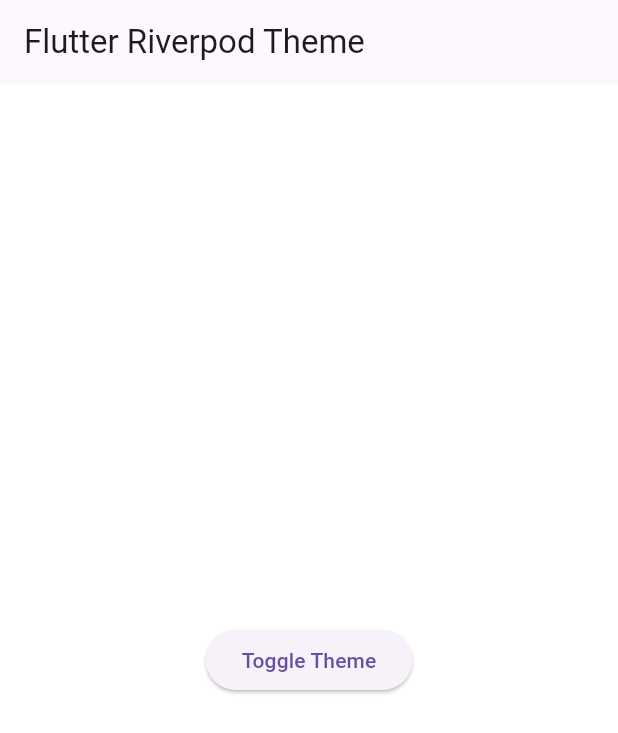
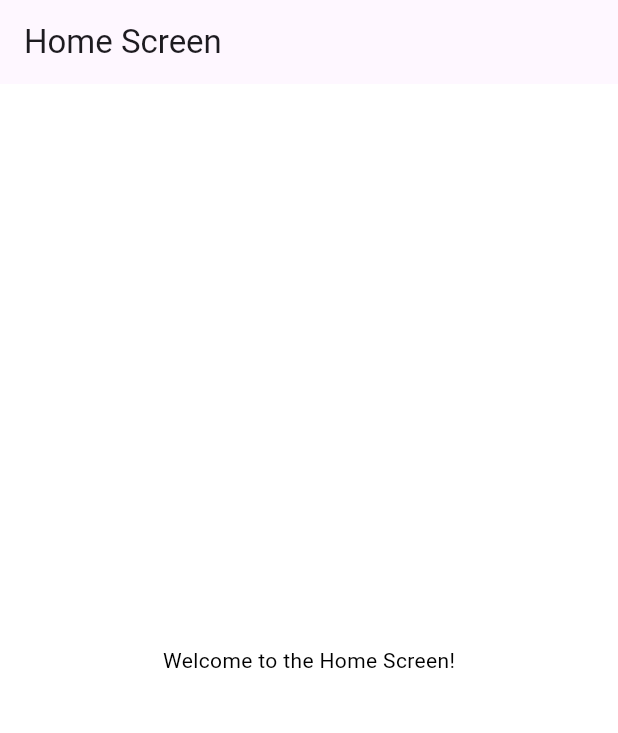
Before and after one commit to Shaown292/teacher_provider, a Flutter app: the screen it shows after launch, on a phone screen of 412 x 824 dp. Shown: the top 733 px of the screen. Run offline on Flutter 3.47's test engine with Material 3 defaults, Android fonts, the phone set to English and light mode, and no system bars; our stand-ins replace flutter_riverpod.

Commit message:
Splash Screen done

```diff
--- a/lib/main.dart
+++ b/lib/main.dart
@@ -1,50 +1,39 @@
 import 'package:flutter/material.dart';
 import 'package:flutter_riverpod/flutter_riverpod.dart';
-import 'theme_provider.dart';
-import 'theme_data.dart';
+import 'package:teacher_provider/providers/splash_screen_provider.dart';
+import 'package:teacher_provider/screens/error_screen.dart';
+import 'package:teacher_provider/screens/home_screen.dart';
+import 'package:teacher_provider/screens/splash_screen.dart';
+import 'package:teacher_provider/theme_data.dart';
+import 'package:teacher_provider/theme_provider.dart';
 
 void main() {
-  runApp(
-    const ProviderScope(child: MyApp()),
-  );
+  runApp(const ProviderScope(child: MyApp()));  // Wrap with ProviderScope
 }
 
 class MyApp extends ConsumerWidget {
-  const MyApp({super.key});
+  const MyApp({Key? key}) : super(key: key);
 
   @override
   Widget build(BuildContext context, WidgetRef ref) {
+    final splashScreenState = ref.watch(splashScreenProvider);
     final themeState = ref.watch(themeProvider);
 
-
     return MaterialApp(
-      debugShowCheckedModeBanner: false,
-      title: 'Flutter Theme Demo',
-      theme: themeState.appTheme == AppTheme.light ? lightTheme : darkTheme,
-      home: MyHomePage(),
-    );
-  }
-}
-
-class MyHomePage extends ConsumerWidget {
-  const MyHomePage({super.key});
-
-  @override
-  Widget build(BuildContext context, WidgetRef ref) {
-    final themeNotifier = ref.read(themeProvider.notifier);
-
-    return Scaffold(
-      appBar: AppBar(
-        title: const Text('Flutter Riverpod Theme'),
-      ),
-      body: Center(
-        child: ElevatedButton(
-          onPressed: () {
-
-            themeNotifier.toggleTheme();
-          },
-          child: const Text('Toggle Theme'),
-        ),
+theme: themeState.appTheme == AppTheme.light ? lightTheme : darkTheme,
+      home: splashScreenState.when(
+        data: (_) {
+          // After the splash screen completes, navigate to the HomeScreen
+          return const HomeScreen();
+        },
+        loading: () {
+          // Show splash screen while loading
+          return const SplashScreen();
+        },
+        error: (error, stackTrace) {
+          // If an error occurs, show an error screen
+          return const ErrorScreen();
+        },
       ),
     );
   }
--- /dev/null
+++ b/lib/providers/splash_screen_provider.dart
@@ -0,0 +1,5 @@
+import 'package:flutter_riverpod/flutter_riverpod.dart';
+
+final splashScreenProvider = FutureProvider<void>((ref) async {
+  await Future.delayed(const Duration(seconds: 3));  // Simulate splash screen delay
+});
--- /dev/null
+++ b/lib/screens/home_screen.dart
@@ -0,0 +1,13 @@
+import 'package:flutter/material.dart';
+
+class HomeScreen extends StatelessWidget {
+  const HomeScreen({super.key});
+
+  @override
+  Widget build(BuildContext context) {
+    return Scaffold(
+      appBar: AppBar(title: const Text('Home Screen')),
+      body: Center(child: const Text('Welcome to the Home Screen!')),
+    );
+  }
+}
--- a/pubspec.yaml
+++ b/pubspec.yaml
@@ -27,3 +27,6 @@ dev_dependencies:
 flutter:
 
   uses-material-design: true
+
+  assets:
+    - assets/images/
```
Also changed, not shown: lib/screens/error_screen.dart (added, +13 -0 lines), lib/screens/splash_screen.dart (added, +29 -0 lines), assets/images/app_logo.png (added).
